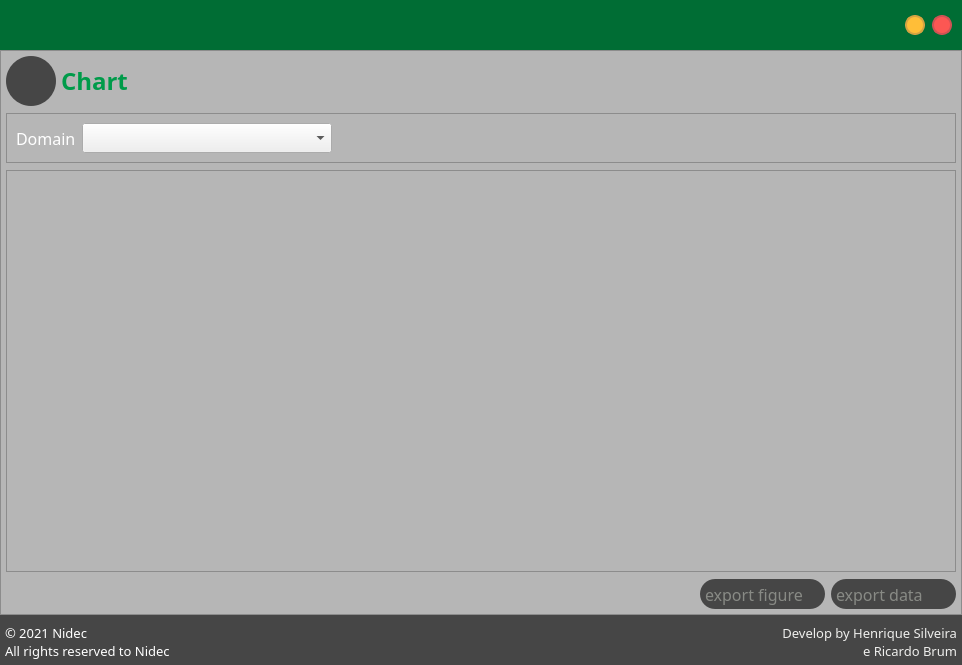
First picture: the form in Forms/expand.ui, repository henriquealende/PsychoBox, before the edit.
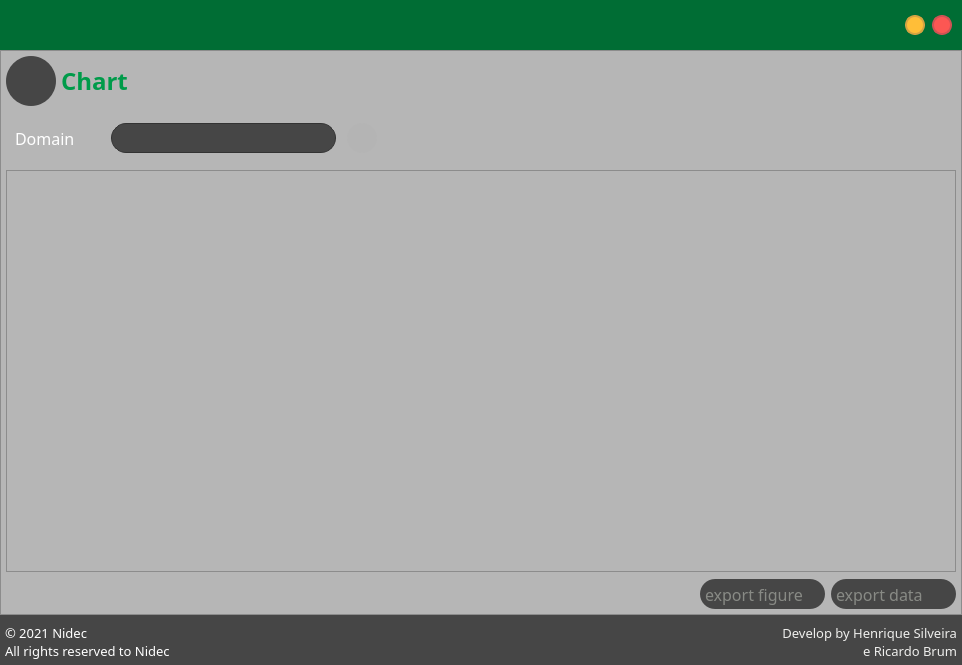
Second picture: the form after the edit. Icons and pictures are not drawn.

Commit message: adding freq domain to expand graph

The edit to the form file:
```diff
--- a/Forms/expand.ui
+++ b/Forms/expand.ui
@@ -434,7 +434,7 @@
          </size>
         </property>
         <property name="frameShape">
-         <enum>QFrame::StyledPanel</enum>
+         <enum>QFrame::NoFrame</enum>
         </property>
         <property name="frameShadow">
          <enum>QFrame::Raised</enum>
@@ -473,7 +473,7 @@
            </property>
            <property name="minimumSize">
             <size>
-             <width>250</width>
+             <width>260</width>
              <height>30</height>
             </size>
            </property>
@@ -490,7 +490,82 @@
             </font>
            </property>
            <property name="styleSheet">
-            <string notr="true"/>
+            <string notr="true">QComboBox {
+	border: 1px solid #333333;
+	border-radius: 15px;
+	background:  rgb(70, 70, 70);
+	padding: 10x 23px 5px 5x;
+	min-width: 10em;
+	color: rgb(255, 255, 255);
+	margin-left: 30px;
+	margin-right: 5px;
+}
+
+QComboBox::disabled{
+	color: rgb(136, 138, 133)
+}
+
+QComboBox::down-arrow:disabled {    
+	image: url(:/icons/img/downArrowDis.png);
+}
+
+QComboBox::hover{
+border: 3px solid  #009b4a;
+}
+
+QComboBox::drop-down {
+	subcontrol-origin: padding;
+	subcontrol-position: top right;
+	width: 20px;
+ 
+	border-top-right-radius: 3px;
+	border-bottom-right-radius: 3px;
+}
+
+QComboBox::down-arrow {    
+	image: url(:/icons/img/downArrow.png);
+	width : 12px;
+}
+
+QComboBox QAbstractView{
+	background-color: #4f4f4f;
+	color: #999999;
+ 
+	selection-background-color: rgb(70, 70, 70);
+	selection-color: #4f4f4f;
+}
+</string>
+           </property>
+           <property name="currentText">
+            <string/>
+           </property>
+          </widget>
+         </item>
+         <item>
+          <widget class="QPushButton" name="pushButton">
+           <property name="minimumSize">
+            <size>
+             <width>30</width>
+             <height>30</height>
+            </size>
+           </property>
+           <property name="styleSheet">
+            <string notr="true">QPushButton {	
+	image: url(:/icons/img/refresh.png);
+	background-color: rgb(180,180,180);
+	border-radius: 15px;
+}
+
+</string>
+           </property>
+           <property name="text">
+            <string/>
+           </property>
+           <property name="iconSize">
+            <size>
+             <width>15</width>
+             <height>15</height>
+            </size>
            </property>
           </widget>
          </item>
```
Left out of the diff: 2 changed lines with no effect on the pictures. The commit also changes 11 other files.
